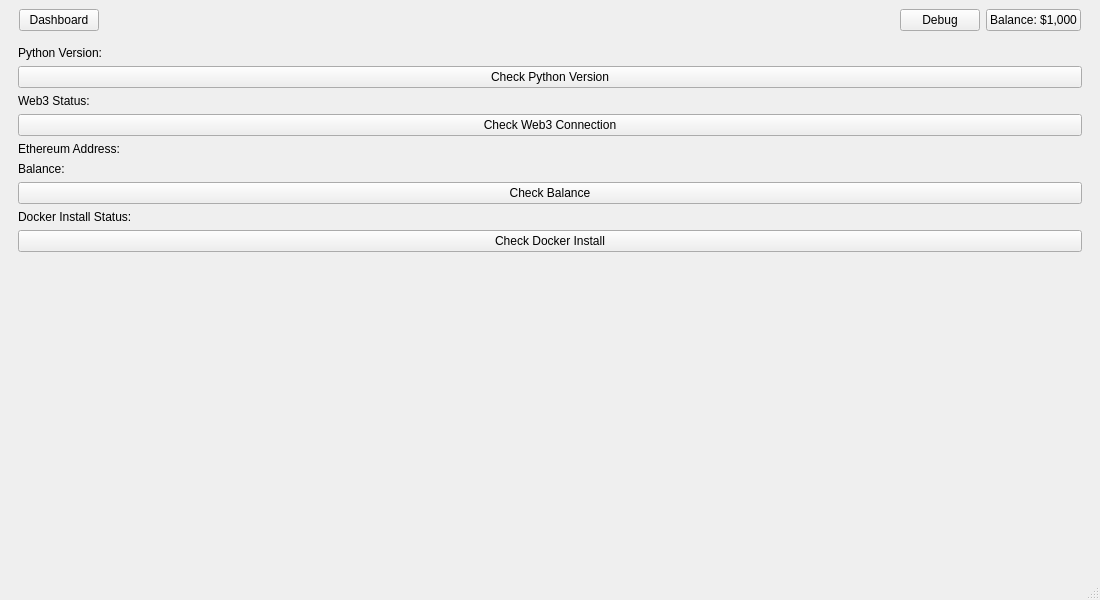
Qt form Qt/dev/acorn-leaf-node/mainwindow.ui (acorn-sh/acorn-leaf-node) before a commit.
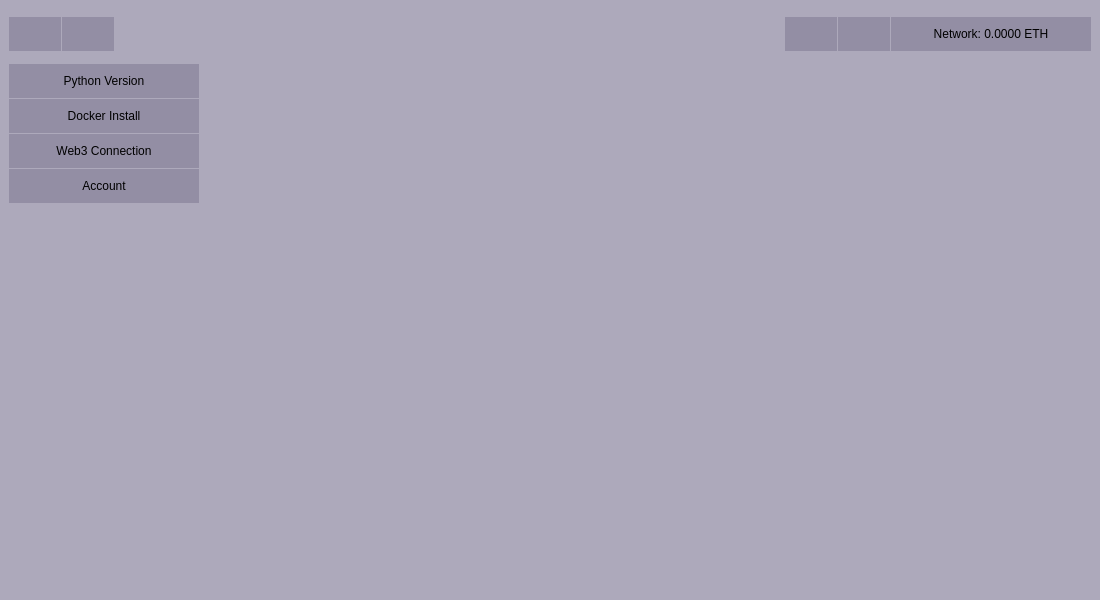
The same form after that commit. The open tabs and pages were chosen to show the change. Icons and pictures are not drawn.

What changed in the file:
```diff
--- a/Qt/dev/acorn-leaf-node/mainwindow.ui
+++ b/Qt/dev/acorn-leaf-node/mainwindow.ui
@@ -11,25 +11,162 @@
    </rect>
   </property>
   <property name="windowTitle">
-   <string>ACORN SH</string>
+   <string>acorn sh</string>
   </property>
   <widget class="QWidget" name="centralwidget">
+   <property name="styleSheet">
+    <string notr="true">* {
+    border: none;
+    background-color: transparent;
+    color: fff;
+}
+
+#centralwidget {
+    background-color: #ada9bb;
+}
+
+QPushButton {
+    padding: 10px;
+    background-color: #938ea4;
+    color: fff;
+}
+
+QPushButton:pressed {
+    background-color: #6d6781;
+}
+
+QPushButton:checked {
+    background-color: #938ea4;
+}
+
+QPushButton[flat=&quot;false&quot;] {
+    border: 1px solid #0b2833;
+}
+
+#main_body {
+    background-color: #ada9bb;
+    border-radius: 10px;
+}
+</string>
+   </property>
    <layout class="QVBoxLayout" name="verticalLayout">
+    <item alignment="Qt::AlignmentFlag::AlignTop">
+     <widget class="QFrame" name="Main">
+      <property name="minimumSize">
+       <size>
+        <width>0</width>
+        <height>100</height>
+       </size>
+      </property>
+      <property name="frameShape">
+       <enum>QFrame::Shape::StyledPanel</enum>
+      </property>
+      <property name="frameShadow">
+       <enum>QFrame::Shadow::Raised</enum>
+      </property>
+      <layout class="QVBoxLayout" name="verticalLayout_2">
+       <property name="spacing">
+        <number>0</number>
+       </property>
+       <property name="leftMargin">
+        <number>0</number>
+       </property>
+       <property name="topMargin">
+        <number>0</number>
+       </property>
+       <property name="rightMargin">
+        <number>0</number>
+       </property>
+       <property name="bottomMargin">
+        <number>0</number>
+       </property>
+       <item alignment="Qt::AlignmentFlag::AlignTop">
+        <widget class="QFrame" name="Header">
+         <property name="sizePolicy">
+          <sizepolicy hsizetype="Preferred" vsizetype="Minimum">
+           <horstretch>0</horstretch>
+           <verstretch>0</verstretch>
+          </sizepolicy>
+         </property>
+         <property name="minimumSize">
+          <size>
+           <width>0</width>
+           <height>50</height>
+          </size>
+         </property>
+         <property name="maximumSize">
+          <size>
+           <width>16777215</width>
+           <height>50</height>
+          </size>
+         </property>
+         <property name="frameShape">
+          <enum>QFrame::Shape::StyledPanel</enum>
+         </property>
+         <property name="frameShadow">
+          <enum>QFrame::Shadow::Raised</enum>
+         </property>
+         <layout class="QHBoxLayout" name="horizontalLayout_5">
+          <property name="spacing">
+           <number>0</number>
+          </property>
+          <property name="leftMargin">
+           <number>0</number>
+          </property>
+          <property name="topMargin">
+           <number>0</number>
+          </property>
+          <property name="rightMargin">
+           <number>0</number>
+          </property>
+          <property name="bottomMargin">
+           <number>0</number>
+          </property>
     <item>
      <layout class="QHBoxLayout" name="topBarLayout">
+            <property name="spacing">
+             <number>1</number>
+            </property>
       <property name="sizeConstraint">
        <enum>QLayout::SizeConstraint::SetMinimumSize</enum>
       </property>
       <property name="leftMargin">
-       <number>10</number>
+             <number>0</number>
       </property>
       <property name="rightMargin">
-       <number>10</number>
+             <number>0</number>
       </property>
       <item>
        <widget class="QPushButton" name="dashboardButton">
         <property name="text">
-         <string>Dashboard</string>
+               <string/>
+              </property>
+              <property name="icon">
+               <iconset resource="resources.qrc">
+                <normaloff>:/images/icons/home.svg</normaloff>:/images/icons/home.svg</iconset>
+              </property>
+              <property name="iconSize">
+               <size>
+                <width>16</width>
+                <height>16</height>
+               </size>
+              </property>
+             </widget>
+            </item>
+            <item>
+             <widget class="QPushButton" name="hubButton">
+              <property name="text">
+               <string/>
+              </property>
+              <property name="icon">
+               <iconset resource="resources.qrc">
+                <normaloff>:/images/icons/download.svg</normaloff>:/images/icons/download.svg</iconset>
+              </property>
+              <property name="iconSize">
+               <size>
+                <width>16</width>
+                <height>16</height>
+               </size>
         </property>
        </widget>
       </item>
@@ -38,6 +175,9 @@
         <property name="orientation">
          <enum>Qt::Orientation::Horizontal</enum>
         </property>
+              <property name="sizeType">
+               <enum>QSizePolicy::Policy::Expanding</enum>
+              </property>
         <property name="sizeHint" stdset="0">
          <size>
           <width>0</width>
@@ -46,31 +186,170 @@
         </property>
        </spacer>
       </item>
+            <item>
+             <widget class="QPushButton" name="helpButton">
+              <property name="text">
+               <string/>
+              </property>
+              <property name="icon">
+               <iconset resource="resources.qrc">
+                <normaloff>:/images/icons/help-circle.svg</normaloff>:/images/icons/help-circle.svg</iconset>
+              </property>
+              <property name="iconSize">
+               <size>
+                <width>16</width>
+                <height>16</height>
+               </size>
+              </property>
+             </widget>
+            </item>
       <item>
        <widget class="QPushButton" name="settingsButton">
         <property name="text">
-         <string>Debug</string>
+               <string/>
+              </property>
+              <property name="icon">
+               <iconset resource="resources.qrc">
+                <normaloff>:/images/icons/settings.svg</normaloff>:/images/icons/settings.svg</iconset>
+              </property>
+              <property name="iconSize">
+               <size>
+                <width>16</width>
+                <height>16</height>
+               </size>
         </property>
        </widget>
       </item>
       <item>
-       <widget class="QPushButton" name="balanceButton">
+             <widget class="QPushButton" name="accountButton">
+              <property name="minimumSize">
+               <size>
+                <width>200</width>
+                <height>0</height>
+               </size>
+              </property>
         <property name="text">
-         <string>Balance: $1,000</string>
-        </property>
+               <string>Network: 0.0000 ETH</string>
+              </property>
+              <property name="icon">
+               <iconset resource="resources.qrc">
+                <normaloff>:/images/icons/user.svg</normaloff>:/images/icons/user.svg</iconset>
+              </property>
+              <property name="iconSize">
+               <size>
+                <width>16</width>
+                <height>16</height>
+               </size>
+              </property>
        </widget>
       </item>
      </layout>
     </item>
+         </layout>
+        </widget>
+       </item>
+       <item alignment="Qt::AlignmentFlag::AlignTop">
+        <widget class="QFrame" name="Body">
+         <property name="sizePolicy">
+          <sizepolicy hsizetype="Preferred" vsizetype="Expanding">
+           <horstretch>0</horstretch>
+           <verstretch>0</verstretch>
+          </sizepolicy>
+         </property>
+         <property name="frameShape">
+          <enum>QFrame::Shape::StyledPanel</enum>
+         </property>
+         <property name="frameShadow">
+          <enum>QFrame::Shadow::Raised</enum>
+         </property>
+         <layout class="QHBoxLayout" name="horizontalLayout_6">
+          <property name="spacing">
+           <number>0</number>
+          </property>
+          <property name="leftMargin">
+           <number>0</number>
+          </property>
+          <property name="topMargin">
+           <number>0</number>
+          </property>
+          <property name="rightMargin">
+           <number>0</number>
+          </property>
+          <property name="bottomMargin">
+           <number>0</number>
+          </property>
     <item>
      <widget class="QStackedWidget" name="stackedWidget">
+            <property name="sizePolicy">
+             <sizepolicy hsizetype="Preferred" vsizetype="Expanding">
+              <horstretch>0</horstretch>
+              <verstretch>0</verstretch>
+             </sizepolicy>
+            </property>
       <widget class="QWidget" name="dashboardPage">
        <layout class="QVBoxLayout" name="dashboardLayout">
+              <property name="spacing">
+               <number>0</number>
+              </property>
+              <property name="leftMargin">
+               <number>0</number>
+              </property>
+              <property name="topMargin">
+               <number>5</number>
+              </property>
+              <property name="rightMargin">
+               <number>0</number>
+              </property>
+              <property name="bottomMargin">
+               <number>0</number>
+              </property>
+              <item alignment="Qt::AlignmentFlag::AlignTop">
+               <widget class="QFrame" name="frame_4">
+                <property name="autoFillBackground">
+                 <bool>false</bool>
+                </property>
+                <property name="styleSheet">
+                 <string notr="true"/>
+                </property>
+                <property name="frameShape">
+                 <enum>QFrame::Shape::StyledPanel</enum>
+                </property>
+                <property name="frameShadow">
+                 <enum>QFrame::Shadow::Raised</enum>
+                </property>
+                <property name="midLineWidth">
+                 <number>1</number>
+                </property>
+                <layout class="QHBoxLayout" name="horizontalLayout_4">
+                 <property name="spacing">
+                  <number>0</number>
+                 </property>
+                 <property name="leftMargin">
+                  <number>0</number>
+                 </property>
+                 <property name="topMargin">
+                  <number>0</number>
+                 </property>
+                 <property name="rightMargin">
+                  <number>0</number>
+                 </property>
+                 <property name="bottomMargin">
+                  <number>0</number>
+                 </property>
         <item>
          <widget class="QTableWidget" name="containerTable">
+                   <property name="styleSheet">
+                    <string notr="true"/>
+                   </property>
+                   <property name="lineWidth">
+                    <number>-3</number>
+                   </property>
           <property name="horizontalScrollBarPolicy">
            <enum>Qt::ScrollBarPolicy::ScrollBarAsNeeded</enum>
           </property>
+                   <property name="showGrid">
+                    <bool>true</bool>
+                   </property>
           <column>
            <property name="text">
             <string>Container Name</string>
@@ -128,87 +407,645 @@
           </column>
          </widget>
         </item>
+                </layout>
+               </widget>
+              </item>
+              <item>
+               <widget class="QFrame" name="frame_3">
+                <property name="frameShape">
+                 <enum>QFrame::Shape::StyledPanel</enum>
+                </property>
+                <property name="frameShadow">
+                 <enum>QFrame::Shadow::Raised</enum>
+                </property>
+                <layout class="QHBoxLayout" name="horizontalLayout">
+                 <property name="spacing">
+                  <number>1</number>
+                 </property>
+                 <property name="leftMargin">
+                  <number>0</number>
+                 </property>
+                 <property name="topMargin">
+                  <number>5</number>
+                 </property>
+                 <property name="rightMargin">
+                  <number>0</number>
+                 </property>
+                 <property name="bottomMargin">
+                  <number>0</number>
+                 </property>
+                 <item alignment="Qt::AlignmentFlag::AlignTop">
+                  <widget class="QFrame" name="frame_5">
+                   <property name="frameShape">
+                    <enum>QFrame::Shape::StyledPanel</enum>
+                   </property>
+                   <property name="frameShadow">
+                    <enum>QFrame::Shadow::Raised</enum>
+                   </property>
+                   <layout class="QHBoxLayout" name="horizontalLayout_2">
+                    <property name="spacing">
+                     <number>0</number>
+                    </property>
+                    <property name="leftMargin">
+                     <number>0</number>
+                    </property>
+                    <property name="topMargin">
+                     <number>0</number>
+                    </property>
+                    <property name="rightMargin">
+                     <number>0</number>
+                    </property>
+                    <property name="bottomMargin">
+                     <number>0</number>
+                    </property>
+                    <item>
+                     <widget class="QPushButton" name="pushButton">
+                      <property name="text">
+                       <string>Expand</string>
+                      </property>
+                     </widget>
+                    </item>
+                   </layout>
+                  </widget>
+                 </item>
+                 <item alignment="Qt::AlignmentFlag::AlignTop">
+                  <widget class="QFrame" name="frame_6">
+                   <property name="sizePolicy">
+                    <sizepolicy hsizetype="Expanding" vsizetype="Preferred">
+                     <horstretch>0</horstretch>
+                     <verstretch>0</verstretch>
+                    </sizepolicy>
+                   </property>
+                   <property name="frameShape">
+                    <enum>QFrame::Shape::StyledPanel</enum>
+                   </property>
+                   <property name="frameShadow">
+                    <enum>QFrame::Shadow::Raised</enum>
+                   </property>
+                   <layout class="QHBoxLayout" name="horizontalLayout_3">
+                    <property name="spacing">
+                     <number>0</number>
+                    </property>
+                    <property name="leftMargin">
+                     <number>0</number>
+                    </property>
+                    <property name="topMargin">
+                     <number>0</number>
+                    </property>
+                    <property name="rightMargin">
+                     <number>0</number>
+                    </property>
+                    <property name="bottomMargin">
+                     <number>0</number>
+                    </property>
         <item>
          <widget class="QPlainTextEdit" name="terminal">
           <property name="styleSheet">
-           <string>
-            background-color: black;
-            color: white;
-           </string>
+                       <string notr="true"/>
           </property>
           <property name="readOnly">
            <bool>true</bool>
           </property>
           <property name="plainText">
-           <string/>
-          </property>
+                       <string>terminal %</string>
+                      </property>
+                     </widget>
+                    </item>
+                   </layout>
+                  </widget>
+                 </item>
+                </layout>
+               </widget>
+              </item>
+             </layout>
+            </widget>
+            <widget class="QWidget" name="hubPage">
+             <layout class="QVBoxLayout" name="hubLayout">
+              <property name="spacing">
+               <number>0</number>
+              </property>
+              <property name="leftMargin">
+               <number>0</number>
+              </property>
+              <property name="topMargin">
+               <number>5</number>
+              </property>
+              <property name="rightMargin">
+               <number>0</number>
+              </property>
+              <property name="bottomMargin">
+               <number>0</number>
+              </property>
+              <item alignment="Qt::AlignmentFlag::AlignTop">
+               <widget class="QFrame" name="frame_2">
+                <property name="frameShape">
+                 <enum>QFrame::Shape::StyledPanel</enum>
+                </property>
+                <property name="frameShadow">
+                 <enum>QFrame::Shadow::Raised</enum>
+                </property>
+                <layout class="QHBoxLayout" name="horizontalLayout_8">
+                 <property name="spacing">
+                  <number>0</number>
+                 </property>
+                 <property name="leftMargin">
+                  <number>0</number>
+                 </property>
+                 <property name="topMargin">
+                  <number>0</number>
+                 </property>
+                 <property name="rightMargin">
+                  <number>0</number>
+                 </property>
+                 <property name="bottomMargin">
+                  <number>0</number>
+                 </property>
+                 <item>
+                  <widget class="QTableWidget" name="hubTableWidget">
+                   <column>
+                    <property name="text">
+                     <string>Name</string>
+                    </property>
+                   </column>
+                   <column>
+                    <property name="text">
+                     <string>Link</string>
+                    </property>
+                   </column>
+                   <column>
+                    <property name="text">
+                     <string>Description</string>
+                    </property>
+                   </column>
+                   <column>
+                    <property name="text">
+                     <string>Stars</string>
+                    </property>
+                   </column>
+                   <column>
+                    <property name="text">
+                     <string>Install</string>
+                    </property>
+                   </column>
+                   <column>
+                    <property name="text">
+                     <string>Status</string>
+                    </property>
+                   </column>
+                  </widget>
+                 </item>
+                </layout>
          </widget>
         </item>
        </layout>
       </widget>
       <widget class="QWidget" name="settingsPage">
        <layout class="QVBoxLayout" name="settingsLayout">
+              <property name="spacing">
+               <number>0</number>
+              </property>
+              <property name="leftMargin">
+               <number>0</number>
+              </property>
+              <property name="topMargin">
+               <number>5</number>
+              </property>
+              <property name="rightMargin">
+               <number>0</number>
+              </property>
+              <property name="bottomMargin">
+               <number>0</number>
+              </property>
+              <item alignment="Qt::AlignmentFlag::AlignTop">
+               <widget class="QFrame" name="frame_7">
+                <property name="frameShape">
+                 <enum>QFrame::Shape::StyledPanel</enum>
+                </property>
+                <property name="frameShadow">
+                 <enum>QFrame::Shadow::Raised</enum>
+                </property>
+                <layout class="QVBoxLayout" name="verticalLayout_3">
+                 <property name="spacing">
+                  <number>1</number>
+                 </property>
+                 <property name="leftMargin">
+                  <number>0</number>
+                 </property>
+                 <property name="topMargin">
+                  <number>0</number>
+                 </property>
+                 <property name="rightMargin">
+                  <number>0</number>
+                 </property>
+                 <property name="bottomMargin">
+                  <number>0</number>
+                 </property>
+                 <item alignment="Qt::AlignmentFlag::AlignLeft|Qt::AlignmentFlag::AlignTop">
+                  <widget class="QFrame" name="frame_12">
+                   <property name="frameShape">
+                    <enum>QFrame::Shape::StyledPanel</enum>
+                   </property>
+                   <property name="frameShadow">
+                    <enum>QFrame::Shadow::Raised</enum>
+                   </property>
+                   <layout class="QHBoxLayout" name="horizontalLayout_13">
+                    <property name="spacing">
+                     <number>0</number>
+                    </property>
+                    <property name="leftMargin">
+                     <number>0</number>
+                    </property>
+                    <property name="topMargin">
+                     <number>0</number>
+                    </property>
+                    <property name="rightMargin">
+                     <number>0</number>
+                    </property>
+                    <property name="bottomMargin">
+                     <number>0</number>
+                    </property>
         <item>
-         <widget class="QLabel" name="pythonLabel">
-          <property name="text">
-           <string>Python Version:</string>
-          </property>
-         </widget>
-        </item>
+                     <widget class="QFrame" name="frame_8">
+                      <property name="minimumSize">
+                       <size>
+                        <width>200</width>
+                        <height>0</height>
+                       </size>
+                      </property>
+                      <property name="maximumSize">
+                       <size>
+                        <width>200</width>
+                        <height>16777215</height>
+                       </size>
+                      </property>
+                      <property name="frameShape">
+                       <enum>QFrame::Shape::StyledPanel</enum>
+                      </property>
+                      <property name="frameShadow">
+                       <enum>QFrame::Shadow::Raised</enum>
+                      </property>
+                      <layout class="QHBoxLayout" name="horizontalLayout_9">
+                       <property name="spacing">
+                        <number>0</number>
+                       </property>
+                       <property name="leftMargin">
+                        <number>0</number>
+                       </property>
+                       <property name="topMargin">
+                        <number>0</number>
+                       </property>
+                       <property name="rightMargin">
+                        <number>10</number>
+                       </property>
+                       <property name="bottomMargin">
+                        <number>0</number>
+                       </property>
         <item>
          <widget class="QPushButton" name="checkPythonButton">
+                         <property name="sizePolicy">
+                          <sizepolicy hsizetype="Minimum" vsizetype="Minimum">
+                           <horstretch>0</horstretch>
+                           <verstretch>0</verstretch>
+                          </sizepolicy>
+                         </property>
           <property name="text">
-           <string>Check Python Version</string>
+                          <string>Python Version</string>
           </property>
          </widget>
         </item>
+                      </layout>
+                     </widget>
+                    </item>
         <item>
-         <widget class="QLabel" name="web3StatusLabel">
+                     <widget class="QLabel" name="pythonLabel">
+                      <property name="minimumSize">
+                       <size>
+                        <width>100</width>
+                        <height>0</height>
+                       </size>
+                      </property>
           <property name="text">
-           <string>Web3 Status:</string>
+                       <string/>
           </property>
          </widget>
         </item>
+                   </layout>
+                  </widget>
+                 </item>
+                 <item alignment="Qt::AlignmentFlag::AlignLeft|Qt::AlignmentFlag::AlignTop">
+                  <widget class="QFrame" name="frame_13">
+                   <property name="frameShape">
+                    <enum>QFrame::Shape::StyledPanel</enum>
+                   </property>
+                   <property name="frameShadow">
+                    <enum>QFrame::Shadow::Raised</enum>
+                   </property>
+                   <layout class="QHBoxLayout" name="horizontalLayout_14">
+                    <property name="spacing">
+                     <number>0</number>
+                    </property>
+                    <property name="leftMargin">
+                     <number>0</number>
+                    </property>
+                    <property name="topMargin">
+                     <number>0</number>
+                    </property>
+                    <property name="rightMargin">
+                     <number>0</number>
+                    </property>
+                    <property name="bottomMargin">
+                     <number>0</number>
+                    </property>
+                    <item>
+                     <widget class="QFrame" name="frame_11">
+                      <property name="minimumSize">
+                       <size>
+                        <width>200</width>
+                        <height>0</height>
+                       </size>
+                      </property>
+                      <property name="maximumSize">
+                       <size>
+                        <width>200</width>
+                        <height>16777215</height>
+                       </size>
+                      </property>
+                      <property name="frameShape">
+                       <enum>QFrame::Shape::StyledPanel</enum>
+                      </property>
+                      <property name="frameShadow">
+                       <enum>QFrame::Shadow::Raised</enum>
+                      </property>
+                      <layout class="QHBoxLayout" name="horizontalLayout_12">
+                       <property name="spacing">
+                        <number>0</number>
+                       </property>
+                       <property name="leftMargin">
+                        <number>0</number>
+                       </property>
+                       <property name="topMargin">
+                        <number>0</number>
+                       </property>
+                       <property name="rightMargin">
+                        <number>10</number>
+                       </property>
+                       <property name="bottomMargin">
+                        <number>0</number>
+                       </property>
+                       <item>
+                        <widget class="QPushButton" name="checkDockerInstallButton">
+                         <property name="sizePolicy">
+                          <sizepolicy hsizetype="Minimum" vsizetype="Minimum">
+                           <horstretch>0</horstretch>
+                           <verstretch>0</verstretch>
+                          </sizepolicy>
+                         </property>
+                         <property name="text">
+                          <string>Docker Install</string>
+                         </property>
+                        </widget>
+                       </item>
+                      </layout>
+                     </widget>
+                    </item>
+                    <item>
+                     <widget class="QLabel" name="dockerInstallLabel">
+                      <property name="minimumSize">
+                       <size>
+                        <width>100</width>
+                        <height>0</height>
+                       </size>
+                      </property>
+                      <property name="text">
+                       <string/>
+                      </property>
+                     </widget>
+                    </item>
+                   </layout>
+                  </widget>
+                 </item>
+                 <item alignment="Qt::AlignmentFlag::AlignLeft|Qt::AlignmentFlag::AlignTop">
+                  <widget class="QFrame" name="frame_14">
+                   <property name="frameShape">
+                    <enum>QFrame::Shape::StyledPanel</enum>
+                   </property>
+                   <property name="frameShadow">
+                    <enum>QFrame::Shadow::Raised</enum>
+                   </property>
+                   <layout class="QHBoxLayout" name="horizontalLayout_15">
+                    <property name="spacing">
+                     <number>0</number>
+                    </property>
+                    <property name="leftMargin">
+                     <number>0</number>
+                    </property>
+                    <property name="topMargin">
+                     <number>0</number>
+                    </property>
+                    <property name="rightMargin">
+                     <number>0</number>
+                    </property>
+                    <property name="bottomMargin">
+                     <number>0</number>
+                    </property>
+                    <item>
+                     <widget class="QFrame" name="frame_9">
+                      <property name="minimumSize">
+                       <size>
+                        <width>200</width>
+                        <height>0</height>
+                       </size>
+                      </property>
+                      <property name="maximumSize">
+                       <size>
+                        <width>200</width>
+                        <height>16777215</height>
+                       </size>
+                      </property>
+                      <property name="frameShape">
+                       <enum>QFrame::Shape::StyledPanel</enum>
+                      </property>
+                      <property name="frameShadow">
+                       <enum>QFrame::Shadow::Raised</enum>
+                      </property>
+                      <layout class="QHBoxLayout" name="horizontalLayout_10">
+                       <property name="spacing">
+                        <number>0</number>
+                       </property>
+                       <property name="leftMargin">
+                        <number>0</number>
+                       </property>
+                       <property name="topMargin">
+                        <number>0</number>
+                       </property>
+                       <property name="rightMargin">
+                        <number>10</number>
+                       </property>
+                       <property name="bottomMargin">
+                        <number>0</number>
+                       </property>
         <item>
          <widget class="QPushButton" name="checkWeb3Button">
+                         <property name="sizePolicy">
+                          <sizepolicy hsizetype="Minimum" vsizetype="Minimum">
+                           <horstretch>0</horstretch>
+                           <verstretch>0</verstretch>
+                          </sizepolicy>
+                         </property>
           <property name="text">
-           <string>Check Web3 Connection</string>
+                          <string>Web3 Connection</string>
           </property>
          </widget>
         </item>
+                      </layout>
+                     </widget>
+                    </item>
+                    <item>
+                     <widget class="QLabel" name="web3StatusLabel">
+                      <property name="minimumSize">
+                       <size>
+                        <width>100</width>
+                        <height>0</height>
+                       </size>
+                      </property>
+                      <property name="text">
+                       <string/>
+                      </property>
+                     </widget>
+                    </item>
+                   </layout>
+                  </widget>
+                 </item>
+                 <item alignment="Qt::AlignmentFlag::AlignLeft|Qt::AlignmentFlag::AlignTop">
+                  <widget class="QFrame" name="frame_15">
+                   <property name="frameShape">
+                    <enum>QFrame::Shape::StyledPanel</enum>
+                   </property>
+                   <property name="frameShadow">
+                    <enum>QFrame::Shadow::Raised</enum>
+                   </property>
+                   <layout class="QHBoxLayout" name="horizontalLayout_16">
+                    <property name="spacing">
+                     <number>0</number>
+                    </property>
+                    <property name="leftMargin">
+                     <number>0</number>
+                    </property>
+                    <property name="topMargin">
+                     <number>0</number>
+                    </property>
+                    <property name="rightMargin">
+                     <number>0</number>
+                    </property>
+                    <property name="bottomMargin">
+                     <number>0</number>
+                    </property>
+                    <item>
+                     <widget class="QFrame" name="frame_10">
+                      <property name="minimumSize">
+                       <size>
+                        <width>200</width>
+                        <height>0</height>
+                       </size>
+                      </property>
+                      <property name="maximumSize">
+                       <size>
+                        <width>200</width>
+                        <height>16777215</height>
+                       </size>
+                      </property>
+                      <property name="frameShape">
+                       <enum>QFrame::Shape::StyledPanel</enum>
+                      </property>
+                      <property name="frameShadow">
+                       <enum>QFrame::Shadow::Raised</enum>
+                      </property>
+                      <layout class="QHBoxLayout" name="horizontalLayout_11">
+                       <property name="spacing">
+                        <number>0</number>
+                       </property>
+                       <property name="leftMargin">
+                        <number>0</number>
+                       </property>
+                       <property name="topMargin">
+                        <number>0</number>
+                       </property>
+                       <property name="rightMargin">
+                        <number>10</number>
+                       </property>
+                       <property name="bottomMargin">
+                        <number>0</number>
+                       </property>
+                       <item alignment="Qt::AlignmentFlag::AlignTop">
+                        <widget class="QPushButton" name="checkAccounteButton">
+                         <property name="sizePolicy">
+                          <sizepolicy hsizetype="Minimum" vsizetype="Minimum">
+                           <horstretch>0</horstretch>
+                           <verstretch>0</verstretch>
+                          </sizepolicy>
+                         </property>
+                         <property name="text">
+                          <string>Account</string>
+                         </property>
+                        </widget>
+                       </item>
+                      </layout>
+                     </widget>
+                    </item>
+                    <item>
+                     <widget class="QFrame" name="frame_16">
+                      <property name="frameShape">
+                       <enum>QFrame::Shape::StyledPanel</enum>
+                      </property>
+                      <property name="frameShadow">
+                       <enum>QFrame::Shadow::Raised</enum>
+                      </property>
+                      <layout class="QVBoxLayout" name="verticalLayout_4">
+                       <property name="spacing">
+                        <number>0</number>
+                       </property>
+                       <property name="leftMargin">
+                        <number>0</number>
+                       </property>
+                       <property name="topMargin">
+                        <number>0</number>
+                       </property>
+                       <property name="rightMargin">
+                        <number>0</number>
+                       </property>
+                       <property name="bottomMargin">
+                        <number>0</number>
+                       </property>
         <item>
          <widget class="QLabel" name="addressLabel">
+                         <property name="minimumSize">
+                          <size>
+                           <width>100</width>
+                           <height>0</height>
+                          </size>
+                         </property>
           <property name="text">
-           <string>Ethereum Address: </string>
+                          <string/>
           </property>
          </widget>
         </item>
         <item>
          <widget class="QLabel" name="balanceLabel">
-          <property name="text">
-           <string>Balance: </string>
-          </property>
-         </widget>
-        </item>
-        <item>
-         <widget class="QPushButton" name="checkBalanceButton">
+                         <property name="minimumSize">
+                          <size>
+                           <width>100</width>
+                           <height>0</height>
+                          </size>
+                         </property>
           <property name="text">
-           <string>Check Balance</string>
+                          <string/>
           </property>
          </widget>
         </item>
-        <item>
-         <widget class="QLabel" name="dockerInstallLabel">
-          <property name="text">
-           <string>Docker Install Status:</string>
-          </property>
-         </widget>
-        </item>
-        <item>
-         <widget class="QPushButton" name="checkDockerInstallButton">
-          <property name="text">
-           <string>Check Docker Install</string>
-          </property>
+                      </layout>
+                     </widget>
+                    </item>
+                   </layout>
          </widget>
         </item>
         <item>
@@ -226,25 +1063,75 @@
         </item>
        </layout>
       </widget>
-      <widget class="QWidget" name="balancePage">
-       <layout class="QVBoxLayout" name="balanceLayout"/>
-      </widget>
+              </item>
+             </layout>
+            </widget>
+            <widget class="QWidget" name="accountPage">
+             <layout class="QVBoxLayout" name="balanceLayout">
+              <property name="spacing">
+               <number>0</number>
+              </property>
+              <property name="leftMargin">
+               <number>0</number>
+              </property>
+              <property name="topMargin">
+               <number>5</number>
+              </property>
+              <property name="rightMargin">
+               <number>0</number>
+              </property>
+              <property name="bottomMargin">
+               <number>0</number>
+              </property>
+              <item alignment="Qt::AlignmentFlag::AlignTop">
+               <widget class="QFrame" name="frame">
+                <property name="frameShape">
+                 <enum>QFrame::Shape::StyledPanel</enum>
+                </property>
+                <property name="frameShadow">
+                 <enum>QFrame::Shadow::Raised</enum>
+                </property>
+                <layout class="QHBoxLayout" name="horizontalLayout_7">
+                 <property name="spacing">
+                  <number>0</number>
+                 </property>
+                 <property name="leftMargin">
+                  <number>0</number>
+                 </property>
+                 <property name="topMargin">
+                  <number>0</number>
+                 </property>
+                 <property name="rightMargin">
+                  <number>0</number>
+                 </property>
+                 <property name="bottomMargin">
+                  <number>0</number>
+                 </property>
+                 <item>
+                  <widget class="QLabel" name="accountLabel">
+                   <property name="text">
+                    <string>Account page</string>
+                   </property>
      </widget>
     </item>
    </layout>
   </widget>
-  <widget class="QMenuBar" name="menubar">
-   <property name="geometry">
-    <rect>
-     <x>0</x>
-     <y>0</y>
-     <width>1100</width>
-     <height>37</height>
-    </rect>
-   </property>
-  </widget>
-  <widget class="QStatusBar" name="statusbar"/>
- </widget>
- <resources/>
+              </item>
+             </layout>
+            </widget>
+           </widget>
+          </item>
+         </layout>
+        </widget>
+       </item>
+      </layout>
+     </widget>
+    </item>
+   </layout>
+  </widget>
+ </widget>
+ <resources>
+  <include location="resources.qrc"/>
+ </resources>
  <connections/>
 </ui>
```
Lines whose indentation alone changed are shown as unchanged.
